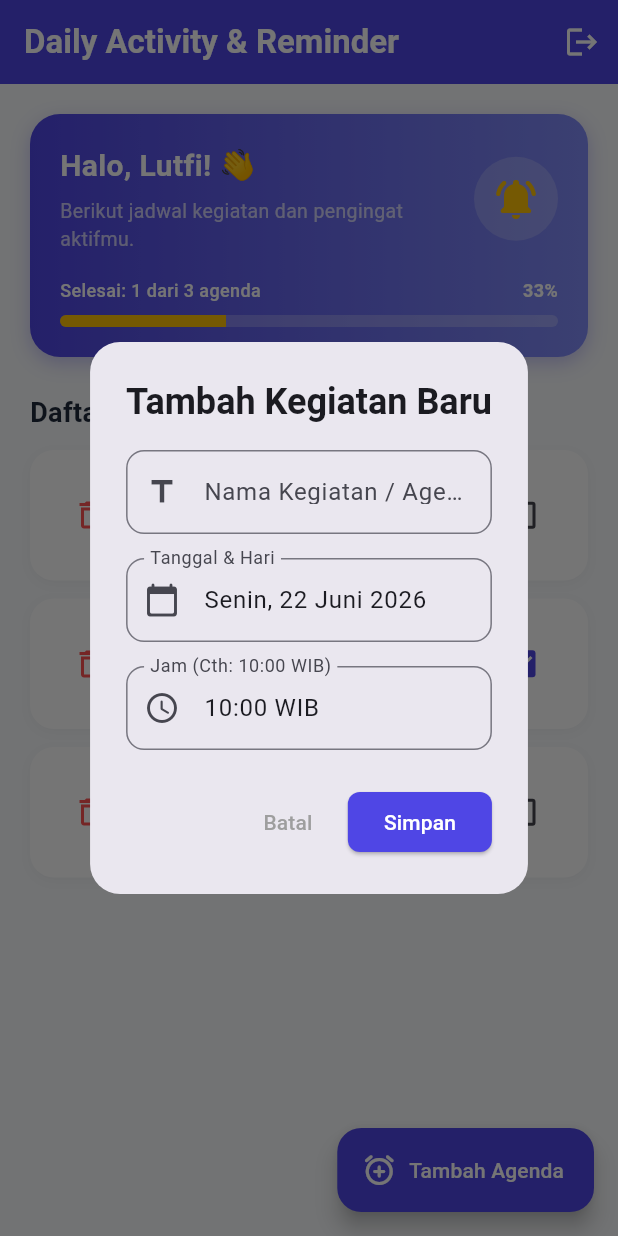
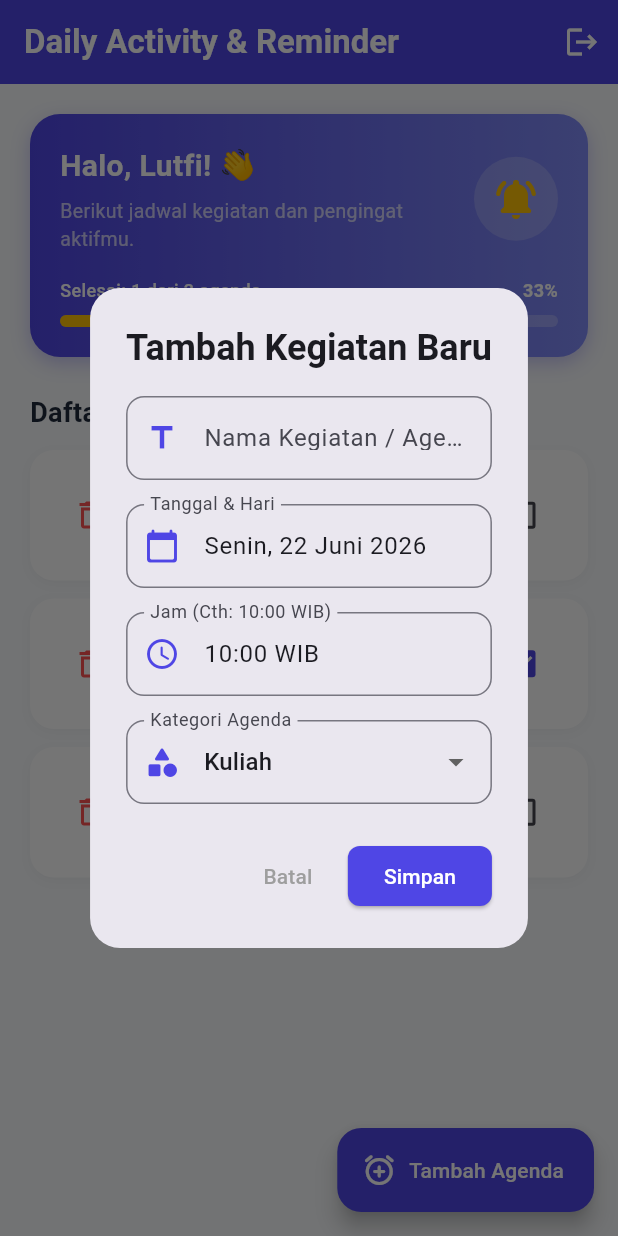
Before and after one commit to lutfiyaqin7-hub/daily_reminder_app, a Flutter app: the DashboardPage screen opened directly, after a tap on "Tambah Agenda", on a phone screen of 412 x 824 dp. Run offline on Flutter 3.47's test engine with Material 3 defaults, Android fonts, the phone set to English and light mode, and no system bars; our stand-ins replace shared_preferences; accounts and stored records are empty.

Commit message:
feat: menambahkan halaman dasbor dan manajemen agenda

```diff
--- a/lib/views/dashboard_page.dart
+++ b/lib/views/dashboard_page.dart
@@ -11,23 +11,26 @@ class DashboardPage extends StatefulWidget {
 }
 
 class _DashboardPageState extends State<DashboardPage> {
-  List<Map<String, dynamic>> _activities= [
+  List<Map<String, dynamic>> _activities = [
     {
       'title': 'Presentasi Tugas Pemrograman Mobile',
       'date': 'Senin, 15 Juni 2026',
       'time': '09:00 WIB',
+      'category': 'Kuliah',
       'isDone': false
     },
     {
       'title': 'Bimbingan Proposal Skripsi/Tugas Akhir',
       'date': 'Rabu, 17 Juni 2026',
       'time': '13:30 WIB',
+      'category': 'Penting',
       'isDone': true
     },
     {
       'title': 'Pengumpulan Laporan Praktikum',
       'date': 'Jumat, 19 Juni 2026',
       'time': '23:59 WIB',
+      'category': 'Tugas',
       'isDone': false
     },
   ];
@@ -59,10 +62,13 @@ class _DashboardPageState extends State<DashboardPage> {
     final titleController = TextEditingController();
     final dateController = TextEditingController(text: 'Senin, 22 Juni 2026');
     final timeController = TextEditingController(text: '10:00 WIB');
+    String selectedCategory = 'Kuliah';
 
     showDialog(
       context: context,
       builder: (context) {
+        return StatefulBuilder(
+          builder: (context, setStateDialog) {
             return AlertDialog(
               shape: RoundedRectangleBorder(borderRadius: BorderRadius.circular(20)),
               title: const Text('Tambah Kegiatan Baru', style: TextStyle(fontWeight: FontWeight.bold)),
@@ -74,7 +80,7 @@ class _DashboardPageState extends State<DashboardPage> {
                       controller: titleController,
                       decoration: InputDecoration(
                         labelText: 'Nama Kegiatan / Agenda',
-                    prefixIcon: const Icon(Icons.title),
+                        prefixIcon: const Icon(Icons.title, color: Color(0xFF4F46E5)),
                         border: OutlineInputBorder(borderRadius: BorderRadius.circular(12)),
                       ),
                     ),
@@ -83,7 +89,7 @@ class _DashboardPageState extends State<DashboardPage> {
                       controller: dateController,
                       decoration: InputDecoration(
                         labelText: 'Tanggal & Hari',
-                    prefixIcon: const Icon(Icons.calendar_today_rounded),
+                        prefixIcon: const Icon(Icons.calendar_today_rounded, color: Color(0xFF4F46E5)),
                         border: OutlineInputBorder(borderRadius: BorderRadius.circular(12)),
                       ),
                     ),
@@ -92,9 +98,29 @@ class _DashboardPageState extends State<DashboardPage> {
                       controller: timeController,
                       decoration: InputDecoration(
                         labelText: 'Jam (Cth: 10:00 WIB)',
-                    prefixIcon: const Icon(Icons.access_time_rounded),
+                        prefixIcon: const Icon(Icons.access_time_rounded, color: Color(0xFF4F46E5)),
                         border: OutlineInputBorder(borderRadius: BorderRadius.circular(12)),
                       ),
+                    ),
+                    const SizedBox(height: 16),
+                    DropdownButtonFormField<String>(
+                      value: selectedCategory,
+                      decoration: InputDecoration(
+                        labelText: 'Kategori Agenda',
+                        prefixIcon: const Icon(Icons.category_rounded, color: Color(0xFF4F46E5)),
+                        border: OutlineInputBorder(borderRadius: BorderRadius.circular(12)),
+                      ),
+                      items: ['Kuliah', 'Tugas', 'Penting', 'Pribadi'].map((String category) {
+                        return DropdownMenuItem(
+                          value: category,
+                          child: Text(category),
+                        );
+                      }).toList(),
+                      onChanged: (value) {
+                        setStateDialog(() {
+                          selectedCategory = value!;
+                        });
+                      },
                     ),
                   ],
                 ),
@@ -117,6 +143,7 @@ class _DashboardPageState extends State<DashboardPage> {
                           'title': titleController.text,
                           'date': dateController.text,
                           'time': timeController.text,
+                          'category': selectedCategory,
                           'isDone': false,
                         });
                       });
@@ -137,6 +164,21 @@ class _DashboardPageState extends State<DashboardPage> {
             );
           },
         );
+      },
+    );
+  }
+
+  Color _getCategoryColor(String category) {
+    switch (category) {
+      case 'Kuliah':
+        return Colors.blue;
+      case 'Tugas':
+        return Colors.orange;
+      case 'Penting':
+        return Colors.red;
+      default:
+        return Colors.purple;
+    }
   }
 
   @override
@@ -152,6 +194,7 @@ class _DashboardPageState extends State<DashboardPage> {
           style: TextStyle(fontWeight: FontWeight.bold, color: Colors.white),
         ),
         backgroundColor: const Color(0xFF4F46E5),
+        elevation: 0,
         actions: [
           IconButton(
             icon: const Icon(Icons.logout, color: Colors.white),
@@ -170,6 +213,7 @@ class _DashboardPageState extends State<DashboardPage> {
         child: Column(
           crossAxisAlignment: CrossAxisAlignment.start,
           children: [
+            // Kartu Statistik & Sapaan
             Container(
               padding: const EdgeInsets.all(20),
               decoration: BoxDecoration(
@@ -269,6 +313,7 @@ class _DashboardPageState extends State<DashboardPage> {
                       itemBuilder: (context, index) {
                         final activity = _activities[index];
                         final bool isDone = activity['isDone'] as bool;
+                        final String category = activity['category'] ?? 'Kuliah';
 
                         return Container(
                           margin: const EdgeInsets.only(bottom: 12),
@@ -287,7 +332,10 @@ class _DashboardPageState extends State<DashboardPage> {
                             shape: RoundedRectangleBorder(
                               borderRadius: BorderRadius.circular(16),
                             ),
-                            title: Text(
+                            title: Row(
+                              children: [
+                                Expanded(
+                                  child: Text(
                                     activity['title'] as String,
                                     style: TextStyle(
                                       fontWeight: FontWeight.w600,
@@ -298,6 +346,24 @@ class _DashboardPageState extends State<DashboardPage> {
                                           ? Colors.grey
                                           : const Color(0xFF1E293B),
                                     ),
+                                  ),
+                                ),
+                                Container(
+                                  padding: const EdgeInsets.symmetric(horizontal: 8, vertical: 4),
+                                  decoration: BoxDecoration(
+                                    color: _getCategoryColor(category).withOpacity(0.1),
+                                    borderRadius: BorderRadius.circular(8),
+                                  ),
+                                  child: Text(
+                                    category,
+                                    style: TextStyle(
+                                      fontSize: 10,
+                                      fontWeight: FontWeight.bold,
+                                      color: _getCategoryColor(category),
+                                    ),
+                                  ),
+                                ),
+                              ],
                             ),
                             subtitle: Padding(
                               padding: const EdgeInsets.only(top: 6.0),
```
Lines whose indentation alone changed are shown as unchanged.
